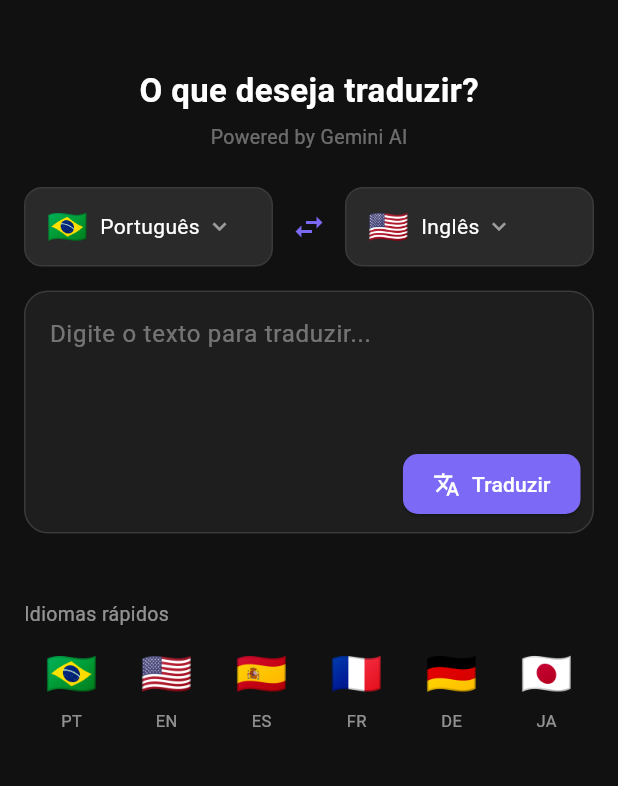
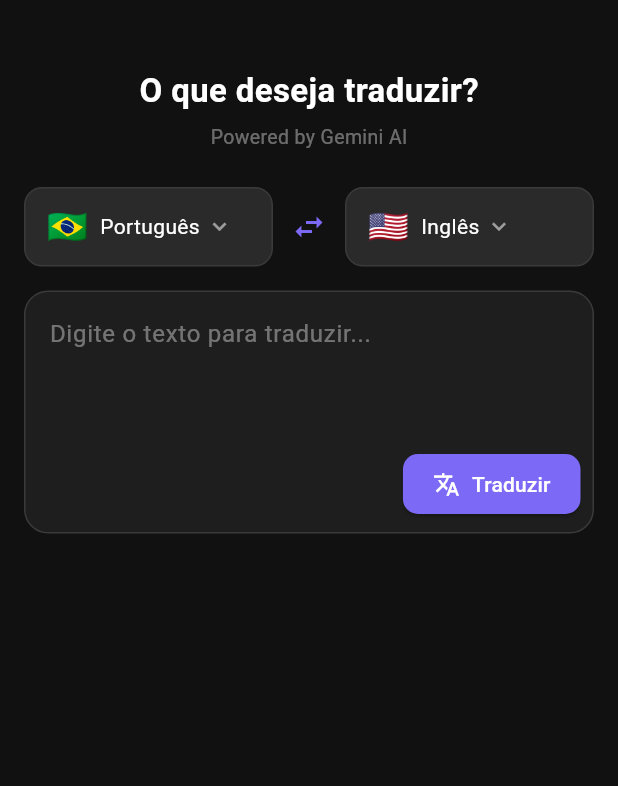
Before and after one commit to danielmrz7/TradGem, a Flutter app: the screen it shows after launch, on a phone screen of 412 x 824 dp, the part 65-851 px from its top. Run offline on Flutter 3.47's test engine with Material 3 defaults, Android fonts, the phone set to English and light mode, and no system bars; our stand-ins replace flutter_dotenv, flutter_hooks, get.

Commit message:
Refactor: Remove Comentários desnecessários

```diff
--- a/tradgem/lib/main.dart
+++ b/tradgem/lib/main.dart
@@ -13,12 +13,11 @@ class TranslateApp extends StatelessWidget {
 
   @override
   Widget build(BuildContext context) {
-    // GetMaterialApp com gerência de rotas — padrão receita 9
+
     return GetMaterialApp(
       title: 'TranslateAI',
       debugShowCheckedModeBanner: false,
 
-      // Tema escuro
       theme: ThemeData(
         useMaterial3: true,
         colorScheme: ColorScheme.dark(
@@ -38,7 +37,6 @@ class TranslateApp extends StatelessWidget {
         ),
       ),
 
-      // Gerência de rotas com GetX — padrão receita 9
       initialRoute: '/',
       getPages: [
         GetPage(name: '/',          page: () => const HomeScreen()),
--- a/tradgem/lib/model/language.dart
+++ b/tradgem/lib/model/language.dart
@@ -1,7 +1,7 @@
 class Language {
   final String name;
   final String code;
-  final String flag; // emoji de bandeira
+  final String flag;
 
   const Language({
     required this.name,
@@ -10,7 +10,6 @@ class Language {
   });
 }
 
-// Lista de idiomas disponíveis para tradução
 final List<Language> availableLanguages = [
   const Language(name: 'Português',  code: 'pt', flag: '🇧🇷'),
   const Language(name: 'Inglês',     code: 'en', flag: '🇺🇸'),
--- a/tradgem/lib/service/translation_service.dart
+++ b/tradgem/lib/service/translation_service.dart
@@ -27,13 +27,12 @@ class TranslationService {
       ValueNotifier([]);
 
   final ValueNotifier<Language> sourceLangNotifier =
-      ValueNotifier(availableLanguages[0]); // Português
+      ValueNotifier(availableLanguages[0]);
 
   final ValueNotifier<Language> targetLangNotifier =
-      ValueNotifier(availableLanguages[1]); // Inglês
+      ValueNotifier(availableLanguages[1]);
 
-  // ─── Funcionalidade 1: Traduzir texto via Gemini ──────────────────
-  Future<void> traduzir(String texto) async {
+  Future <void> traduzir(String texto) async {
     if (texto.trim().isEmpty) return;
 
     final from = sourceLangNotifier.value;
@@ -96,8 +95,7 @@ class TranslationService {
       };
     }
   }
-
-  // ─── Funcionalidade 2: Histórico de traduções ─────────────────────
+//historico
   void _adicionarAoHistorico(
     String original,
     String translated,
@@ -120,7 +118,7 @@ class TranslationService {
     historyNotifier.value = [];
   }
 
-  // ─── Funcionalidade 3: Favoritos ──────────────────────────────────
+//favoritos
   void toggleFavorito(TranslationItem item) {
     item.isFavorite = !item.isFavorite;
 
@@ -134,7 +132,6 @@ class TranslationService {
     historyNotifier.value = [...historyNotifier.value];
   }
 
-  // ─── Funcionalidade 4: Inverter idiomas ───────────────────────────
   void inverterIdiomas() {
     final temp = sourceLangNotifier.value;
     sourceLangNotifier.value = targetLangNotifier.value;
--- a/tradgem/lib/view/screens.dart
+++ b/tradgem/lib/view/screens.dart
@@ -5,9 +5,6 @@ import '../service/translation_service.dart';
 import 'widgets.dart';
 import '../model/language.dart';
 
-// ═══════════════════════════════════════════════════════════════
-// TELA 1: Home — Tradução principal (estilo LLM / ChatGPT)
-// ═══════════════════════════════════════════════════════════════
 class HomeScreen extends StatelessWidget {
   const HomeScreen({super.key});
 
@@ -61,7 +58,6 @@ class HomeScreen extends StatelessWidget {
           children: [
             const SizedBox(height: 16),
 
-            // Título estilo LLM
             const Center(
               child: Column(
                 children: [
@@ -84,73 +80,19 @@ class HomeScreen extends StatelessWidget {
 
             const SizedBox(height: 24),
 
-            // Barra de idiomas com bandeiras
             const LanguageBarWidget(),
 
             const SizedBox(height: 16),
 
-            // Caixa de tradução principal
             const TranslationBoxWidget(),
 
             const SizedBox(height: 32),
-
-            // Atalhos de idiomas rápidos
-            const Text(
-              'Idiomas rápidos',
-              style: TextStyle(color: Colors.white54, fontSize: 13),
-            ),
-            const SizedBox(height: 10),
-            _QuickLanguagesRow(),
           ],
         ),
       ),
     );
   }
 }
-
-// Linha de atalhos de idiomas rápidos
-class _QuickLanguagesRow extends StatelessWidget {
-  final List<Map<String, String>> quick = const [
-    {'flag': '🇧🇷', 'name': 'PT'},
-    {'flag': '🇺🇸', 'name': 'EN'},
-    {'flag': '🇪🇸', 'name': 'ES'},
-    {'flag': '🇫🇷', 'name': 'FR'},
-    {'flag': '🇩🇪', 'name': 'DE'},
-    {'flag': '🇯🇵', 'name': 'JA'},
-  ];
-
-  @override
-  Widget build(BuildContext context) {
-    return Row(
-      mainAxisAlignment: MainAxisAlignment.spaceAround,
-      children: quick.map((lang) {
-        return GestureDetector(
-          onTap: () {
-            final found = availableLanguages.firstWhere(
-              (l) => l.code == lang['name']!.toLowerCase(),
-              orElse: () => availableLanguages[1],
-            );
-            translationService.selecionarIdiomaDestino(found);
-          },
-          child: Column(
-            children: [
-              Text(lang['flag']!, style: const TextStyle(fontSize: 28)),
-              const SizedBox(height: 4),
-              Text(
-                lang['name']!,
-                style: const TextStyle(color: Colors.white54, fontSize: 11),
-              ),
-            ],
-          ),
-        );
-      }).toList(),
-    );
-  }
-}
-
-// ═══════════════════════════════════════════════════════════════
-// TELA 2: Histórico de traduções
-// ═══════════════════════════════════════════════════════════════
 class HistoryScreen extends StatelessWidget {
   const HistoryScreen({super.key});
 
@@ -230,9 +172,6 @@ class HistoryScreen extends StatelessWidget {
   }
 }
 
-// ═══════════════════════════════════════════════════════════════
-// TELA 3: Favoritos
-// ═══════════════════════════════════════════════════════════════
 class FavoritesScreen extends StatelessWidget {
   const FavoritesScreen({super.key});
 
@@ -292,9 +231,6 @@ class FavoritesScreen extends StatelessWidget {
   }
 }
 
-// ═══════════════════════════════════════════════════════════════
-// TELA 4: Sobre o App
-// ═══════════════════════════════════════════════════════════════
 class AboutScreen extends StatelessWidget {
   const AboutScreen({super.key});
 
--- a/tradgem/lib/view/widgets.dart
+++ b/tradgem/lib/view/widgets.dart
@@ -285,9 +285,6 @@ class TranslationBoxWidget extends HookWidget {
   }
 }
 
-// ═══════════════════════════════════════════════════════════════
-// WIDGET: Barra de seleção de idiomas com botão inverter
-// ═══════════════════════════════════════════════════════════════
 class LanguageBarWidget extends StatelessWidget {
   const LanguageBarWidget({super.key});
 
@@ -320,9 +317,6 @@ class LanguageBarWidget extends StatelessWidget {
   }
 }
 
-// ═══════════════════════════════════════════════════════════════
-// WIDGET: Card de item do histórico/favoritos
-// ═══════════════════════════════════════════════════════════════
 class TranslationCardWidget extends StatelessWidget {
   final TranslationItem item;
   final VoidCallback? onFavoriteToggle;
```
